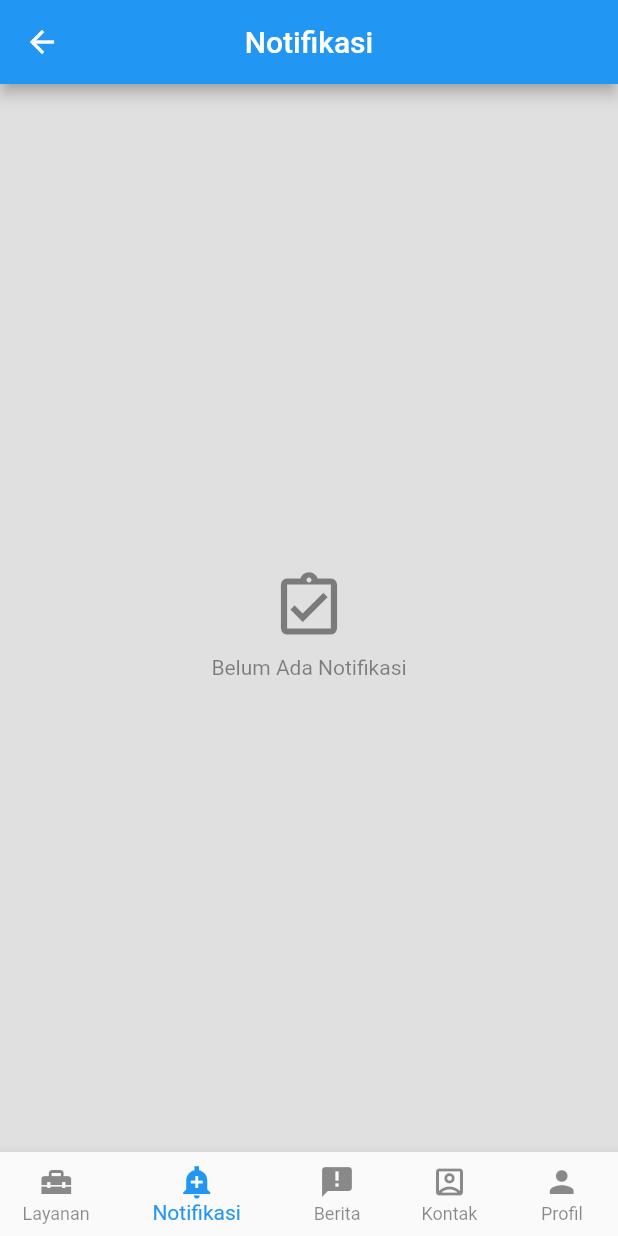
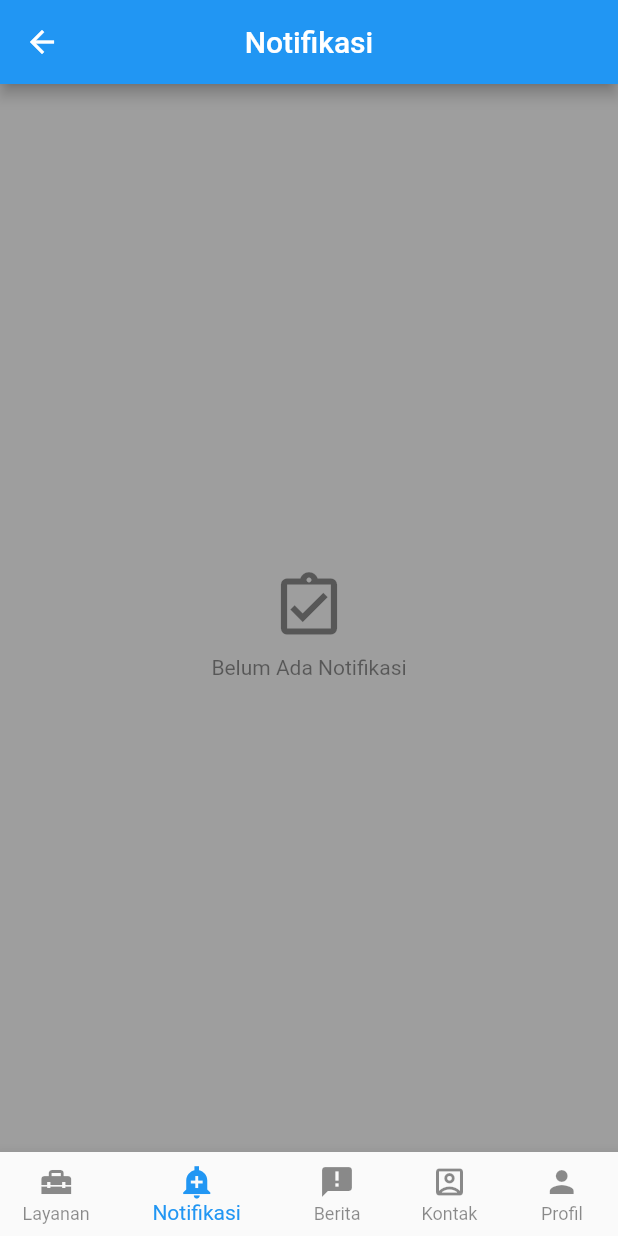
Before and after one commit to mwiwids/bpjs, a Flutter app: the BottomNavBar screen opened directly, item 2 of the bottom bar chosen, on a phone screen of 412 x 824 dp. Run offline on Flutter 3.47's test engine with Material 2 defaults, Android fonts, the phone set to English and light mode, and no system bars; our stand-ins replace get_storage; accounts and stored records are empty.

Commit message:
Solve issue error image location

```diff
--- a/lib/controller/state.dart
+++ b/lib/controller/state.dart
@@ -1,12 +1,10 @@
 import 'dart:convert';
-
+import 'package:bpjs/model/mlogin.dart';
+import 'package:bpjs/model/mlogindata.dart';
 import 'package:bpjs/controller/navigation.dart';
 import 'package:flutter/material.dart';
 import 'package:get_storage/get_storage.dart';
 import 'package:http/http.dart' as http;
-
-import 'package:bpjs/model/mlogin.dart';
-import 'package:bpjs/model/mlogindata.dart';
 
 class MultiState extends ChangeNotifier {
   String? token;
--- a/lib/home.dart
+++ b/lib/home.dart
@@ -40,7 +40,7 @@ class _BottomNavBarState extends State<BottomNavBar> {
     ];
 
     return Scaffold(
-      backgroundColor: Colors.black12,
+      backgroundColor: Colors.grey,
       appBar: AppBar(
         title: Text(listTitle.elementAt(currentScreen)),
         centerTitle: true,
--- a/lib/homescreen/berita.dart
+++ b/lib/homescreen/berita.dart
@@ -12,7 +12,7 @@ Widget _gridItem(String judulBerita) {
         Flexible(
           child: Padding(
             padding: const EdgeInsets.all(8.0),
-            child: Image.asset("images/img_no_image.png"),
+            child: Image.asset("assets/images/img_no_image.png"),
           ),
         ),
         Flexible(
--- a/lib/homescreen/kontak.dart
+++ b/lib/homescreen/kontak.dart
@@ -19,7 +19,7 @@ Widget kontakScreen() {
             Padding(
               padding: const EdgeInsets.symmetric(horizontal: 50),
               child: Image.asset(
-                "images/img_ask_bpjs.PNG",
+                "assets/images/img_ask_bpjs.PNG",
                 width: 100,
                 height: 100,
               ),
@@ -28,7 +28,7 @@ Widget kontakScreen() {
               mainAxisAlignment: MainAxisAlignment.center,
               children: [
                 Image.asset(
-                  "icons/icon_whatsapp.PNG",
+                  "assets/icons/icon_whatsapp.PNG",
                   width: 32,
                   height: 32,
                 ),
@@ -57,7 +57,7 @@ Widget kontakScreen() {
             ),
             Padding(
               padding: const EdgeInsets.symmetric(vertical: 10, horizontal: 50),
-              child: Image.asset("images/img_customer_care.PNG"),
+              child: Image.asset("assets/images/img_customer_care.PNG"),
             )
           ],
         ),
--- a/lib/homescreen/layanan.dart
+++ b/lib/homescreen/layanan.dart
@@ -28,19 +28,19 @@ Widget layananScreen() {
                       Flexible(
                         child: Padding(
                           padding: EdgeInsets.all(headerSpace),
-                          child: Image.asset('icons/icon_saldo.PNG'),
+                          child: Image.asset('assets/icons/icon_saldo.PNG'),
                         ),
                       ),
                       Flexible(
                         child: Padding(
                           padding: EdgeInsets.all(headerSpace),
-                          child: Image.asset('icons/icon_simulation.PNG'),
+                          child: Image.asset('assets/icons/icon_simulation.PNG'),
                         ),
                       ),
                       Flexible(
                         child: Padding(
                           padding: EdgeInsets.all(headerSpace),
-                          child: Image.asset('icons/icon_queue.PNG'),
+                          child: Image.asset('assets/icons/icon_queue.PNG'),
                         ),
                       ),
                     ],
@@ -59,12 +59,12 @@ Widget layananScreen() {
                 mainAxisSpacing: space,
                 crossAxisSpacing: space,
                 children: [
-                  customButton("KARTU DIGITAL", "icons/icon_card.PNG"),
-                  customButton("KECELAKAAN KERJA", "icons/icon_report.PNG"),
-                  customButton("INFO PROGRAM", "icons/icon_info.PNG"),
-                  customButton("MITRA LAYANAN", "icons/icon_partner.PNG"),
-                  customButton("KANTOR CABANG", "icons/icon_branch.PNG"),
-                  customButton("PENGADUAN", "icons/icon_complaint.PNG"),
+                  customButton("KARTU DIGITAL", "assets/icons/icon_card.PNG"),
+                  customButton("KECELAKAAN KERJA", "assets/icons/icon_report.PNG"),
+                  customButton("INFO PROGRAM", "assets/icons/icon_info.PNG"),
+                  customButton("MITRA LAYANAN", "assets/icons/icon_partner.PNG"),
+                  customButton("KANTOR CABANG", "assets/icons/icon_branch.PNG"),
+                  customButton("PENGADUAN", "assets/icons/icon_complaint.PNG"),
                 ],
               ),
             ),
--- a/lib/homescreen/profil.dart
+++ b/lib/homescreen/profil.dart
@@ -25,7 +25,7 @@ class ProfilScreen extends StatelessWidget {
                     margin: EdgeInsets.all(8.0),
                     child: CircleAvatar(
                       radius: 45.0,
-                      backgroundImage: AssetImage("images/img_avatar.jpeg"),
+                      backgroundImage: AssetImage("assets/images/img_avatar.jpeg"),
                       backgroundColor: Colors.transparent,
                     ),
                   ),
--- a/lib/login.dart
+++ b/lib/login.dart
@@ -32,7 +32,7 @@ class LoginPage extends StatelessWidget {
                           children: [
                             Container(
                               child:
-                                  Image.asset('images/img_splash_header.jpeg'),
+                                  Image.asset('assets/images/img_splash_header.jpeg'),
                             ),
                             Positioned(
                               left: 0,
--- a/lib/registration.dart
+++ b/lib/registration.dart
@@ -10,13 +10,13 @@ class RegistrationPage extends StatelessWidget {
           width: 411,
           child: ListView(
             children: [
-              Image.asset('images/img_splash_header.jpeg'),
+              Image.asset('assets/images/img_splash_header.jpeg'),
               Row(
                 mainAxisAlignment: MainAxisAlignment.spaceBetween,
                 children: [
                   CustomButton(
                     text: "PENDAFTARAN PESERTA BARU",
-                    icon: "icons/icon_new_member.jpeg",
+                    icon: "assets/icons/icon_new_member.jpeg",
                     click: () {
                       Navigator.pushNamed(
                         context,
@@ -27,7 +27,7 @@ class RegistrationPage extends StatelessWidget {
                   ),
                   CustomButton(
                     text: "PENDAFTARAN PENGGUNA BARU",
-                    icon: "icons/icon_new_user.jpeg",
+                    icon: "assets/icons/icon_new_user.jpeg",
                     click: () {
                       Navigator.pushNamed(
                         context,
```
